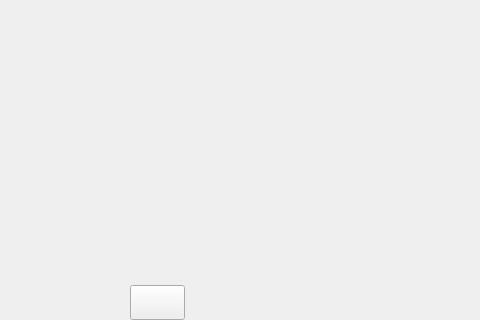
Above: src/mainwindow.ui from envsh/qTox before the change; both pictures show x 147 to 627 and y 100 to 420 of the 775 by 420 pixel window. Below: the same form after it.
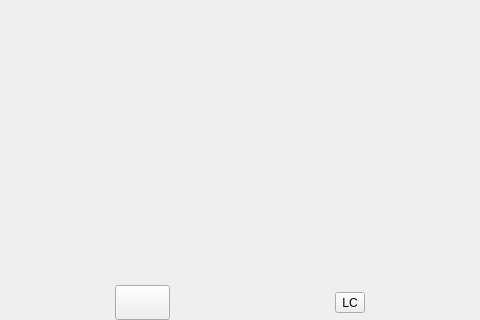
That is the form after the change. Icons and pictures are not drawn. Custom widgets are drawn as their Qt base class.

Commit message: add load css button for test. add many css

What changed in the file:
```diff
--- a/src/mainwindow.ui
+++ b/src/mainwindow.ui
@@ -579,6 +579,16 @@
              </property>
             </widget>
            </item>
+           <item>
+            <widget class="QToolButton" name="loadGlobalCss">
+             <property name="toolTip">
+              <string>reload app.css for test</string>
+             </property>
+             <property name="text">
+              <string>LC</string>
+             </property>
+            </widget>
+           </item>
           </layout>
          </widget>
         </item>
```
Left out of the diff: 3 changed lines with no effect on the pictures. The commit also changes 20 other files.
